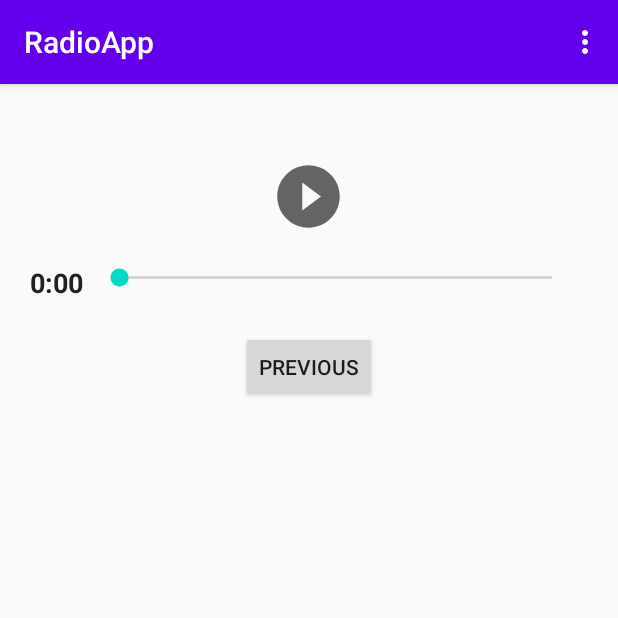
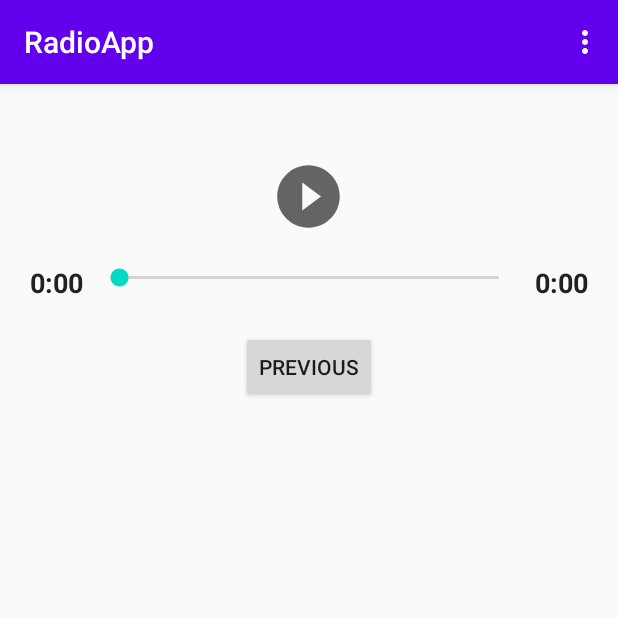
Before and after one commit to rckdevs/RadioApp, an Android app: the SecondFragment screen opened through its navigation route, on a phone screen of 412 x 824 dp, the top half of it. Run offline under Robolectric (Android 15) with nearby library versions, the phone set to English and light mode, and no system bars.

Commit message:
Primera version del Radio App

```diff
--- a/app/src/main/res/layout/fragment_second.xml
+++ b/app/src/main/res/layout/fragment_second.xml
@@ -20,7 +20,7 @@
         android:layout_width="match_parent"
         android:layout_height="wrap_content"
         android:layout_margin="20dp"
-        android:layout_gravity="center_horizontal"
+        android:layout_gravity="center_vertical"
         android:orientation="horizontal">
 
         <TextView
@@ -40,6 +40,15 @@
             android:layout_marginEnd="8dp"
             android:layout_weight="1" />
 
+        <TextView
+            android:id="@+id/textTotalDuration"
+            android:layout_width="wrap_content"
+            android:layout_height="wrap_content"
+            android:text="@string/zero"
+            android:textColor="#212121"
+            android:textSize="18dp"
+            android:textStyle="bold" />
+
     </LinearLayout>
 
 
```
